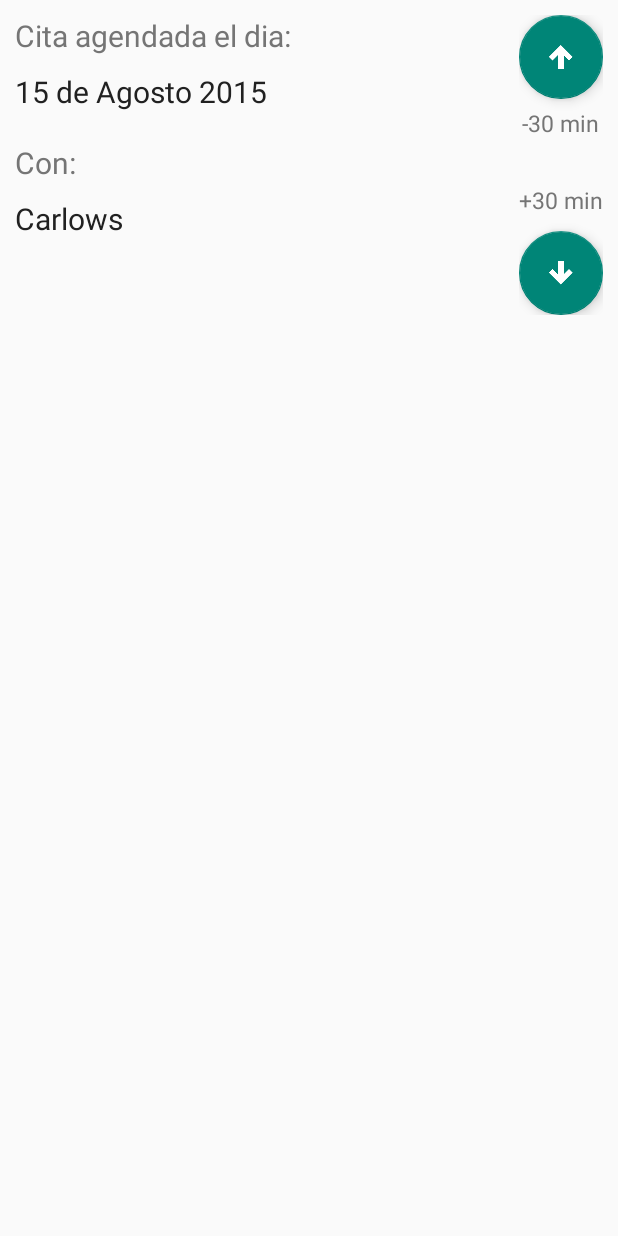
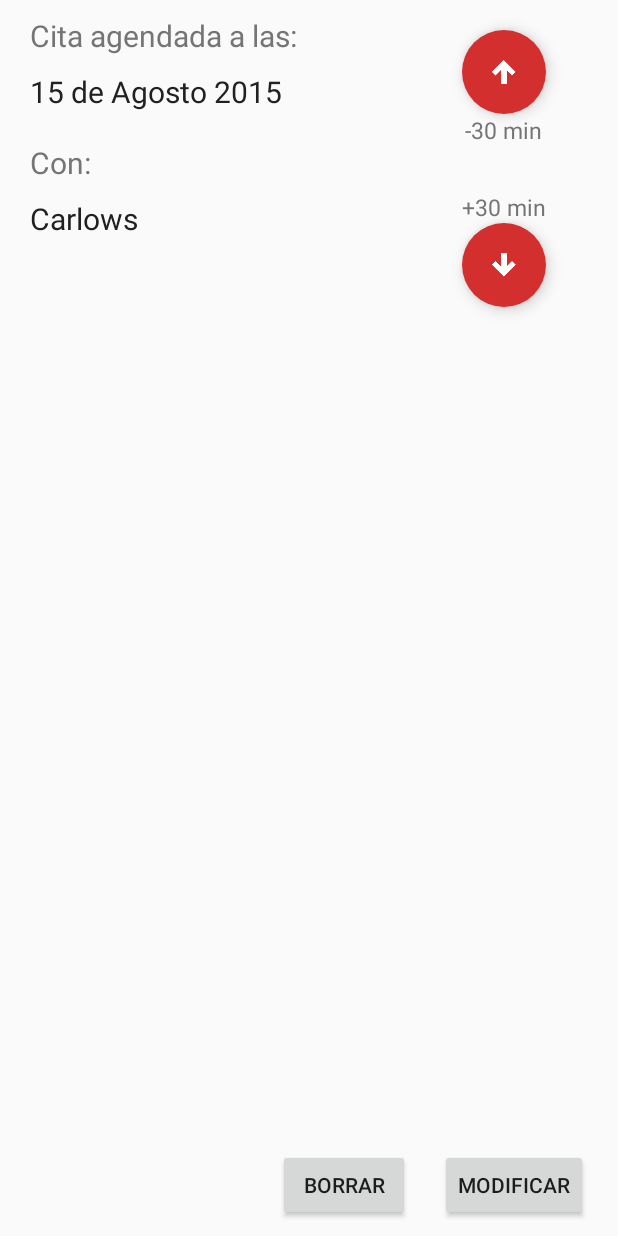
Before and after one commit to CarlosLabrado/GenericAppDates, an Android app: the layout dialog_event_detail.xml on its own in the app's theme, with its tools: preview values and no code run, on a phone screen of 412 x 824 dp. Run offline under Robolectric (Android 15) with nearby library versions, the phone set to English and light mode, and no system bars.

Commit message:
event detail and round to 30 minutes

```diff
--- a/app/build.gradle
+++ b/app/build.gradle
@@ -40,4 +40,6 @@ dependencies {
     compile 'com.jakewharton:butterknife:6.0.0'
     // enhanced event bus
     compile 'com.squareup:otto:1.3.6'
+    // better floating action button
+    compile 'com.melnykov:floatingactionbutton:1.3.0'
 }
--- a/app/src/main/res/layout/dialog_event_detail.xml
+++ b/app/src/main/res/layout/dialog_event_detail.xml
@@ -2,87 +2,126 @@
 <LinearLayout xmlns:android="http://schemas.android.com/apk/res/android"
     xmlns:app="http://schemas.android.com/apk/res-auto"
     xmlns:tools="http://schemas.android.com/tools"
-    android:orientation="horizontal"
     android:layout_width="match_parent"
     android:layout_height="match_parent"
-    android:padding="10dp">
+              android:orientation="vertical"
+              android:paddingBottom="10dp"
+              android:paddingLeft="20dp"
+              android:paddingRight="20dp">
+
 
     <LinearLayout
-        android:orientation="vertical"
+        android:layout_width="fill_parent"
+        android:layout_height="wrap_content"
+        android:layout_weight=".8"
+        android:orientation="horizontal">
+
+        <LinearLayout
             android:layout_width="0dp"
             android:layout_height="wrap_content"
-        android:layout_weight=".8">
+            android:layout_weight=".7"
+            android:orientation="vertical">
 
             <TextView
+                android:id="@+id/textView3"
                 style="@style/TextViewTitle"
                 android:layout_width="wrap_content"
                 android:layout_height="wrap_content"
-            android:text="Cita agendada el dia:"
-            android:id="@+id/textView3" />
+                android:layout_marginTop="10dp"
+                android:text="Cita agendada a las:"/>
 
             <TextView
+                android:id="@+id/textView_detail_day"
                 style="@style/TextViewDetail"
                 android:layout_width="wrap_content"
                 android:layout_height="wrap_content"
-            tools:text="15 de Agosto 2015"
-            android:id="@+id/textView_detail_day"
-            android:layout_marginTop="10dp" />
+                android:layout_marginTop="10dp"
+                tools:text="15 de Agosto 2015"/>
 
             <TextView
+                android:id="@+id/textView5"
                 style="@style/TextViewTitle"
                 android:layout_width="wrap_content"
                 android:layout_height="wrap_content"
-            android:text="Con:"
-            android:id="@+id/textView5"
-            android:layout_marginTop="20dp" />
+                android:layout_marginTop="20dp"
+                android:text="Con:"/>
 
             <TextView
+                android:id="@+id/textView_detail_provider_name"
                 style="@style/TextViewDetail"
                 android:layout_width="wrap_content"
                 android:layout_height="wrap_content"
-            tools:text="Carlows"
-            android:id="@+id/textView_detail_provider_name"
-            android:layout_marginTop="10dp" />
+                android:layout_marginTop="10dp"
+                tools:text="Carlows"/>
         </LinearLayout>
 
         <LinearLayout
-        android:orientation="vertical"
-        android:layout_width="wrap_content"
+            android:layout_width="0dp"
             android:layout_height="wrap_content"
-        android:gravity="center">
+            android:layout_weight=".3"
+            android:gravity="center"
+            android:orientation="vertical">
 
             <android.support.design.widget.FloatingActionButton
                 android:id="@+id/fab_up_arrow"
+                android:layout_width="wrap_content"
                 android:layout_height="wrap_content"
-            android:layout_width="wrap_content"
+                android:layout_marginTop="20dp"
                 android:src="@mipmap/ic_arrow_up_bold_white_24dp"
-            app:elevation="5dp" />
+                app:backgroundTint="@color/color_primary"
+                app:borderWidth="0dp"
+                app:elevation="6dp"
+                app:pressedTranslationZ="12dp"/>
 
             <TextView
+                android:id="@+id/textView"
                 style="@style/TextViewTitle"
-            android:textSize="15sp"
                 android:layout_width="wrap_content"
                 android:layout_height="wrap_content"
+                android:layout_marginBottom="30dp"
                 android:text="-30 min"
-            android:id="@+id/textView"
-            android:layout_marginTop="5dp"
-            android:layout_marginBottom="30dp" />
+                android:textSize="15sp"/>
 
             <TextView
+                android:id="@+id/textView2"
                 style="@style/TextViewTitle"
-            android:textSize="15sp"
                 android:layout_width="wrap_content"
                 android:layout_height="wrap_content"
                 android:text="+30 min"
-            android:id="@+id/textView2"
-            android:layout_marginBottom="10dp" />
+                android:textSize="15sp"/>
 
             <android.support.design.widget.FloatingActionButton
                 android:id="@+id/fab_down_arrow"
+                android:layout_width="wrap_content"
                 android:layout_height="wrap_content"
+                android:layout_marginBottom="20dp"
+                android:src="@mipmap/ic_arrow_down_bold_white_24dp"
+                app:backgroundTint="@color/color_primary"
+                app:borderWidth="0dp"
+                app:elevation="6dp"
+                app:pressedTranslationZ="12dp"/>
+        </LinearLayout>
+    </LinearLayout>
+
+
+    <LinearLayout
         android:layout_width="wrap_content"
-            android:src="@mipmap/ic_arrow_down_bold_white_24dp"
-            app:elevation="5dp" />
+        android:layout_height="wrap_content"
+        android:layout_gravity="right"
+        android:orientation="horizontal">
+
+        <Button
+            android:id="@+id/buttonErase"
+            android:layout_width="wrap_content"
+            android:layout_height="wrap_content"
+            android:text="Borrar"/>
+
+        <Button
+            android:id="@+id/buttonModify"
+            android:layout_width="wrap_content"
+            android:layout_height="wrap_content"
+            android:layout_marginLeft="20dp"
+            android:text="Modificar"/>
     </LinearLayout>
 
 </LinearLayout>
--- a/app/src/main/res/values/strings.xml
+++ b/app/src/main/res/values/strings.xml
@@ -67,5 +67,8 @@
 
     <!-- TODO: Remove or change this placeholder text -->
     <string name="hello_blank_fragment">Hello blank fragment</string>
+    <string name="snack_date_erased">La cita fue borrada</string>
+    <string name="snack_date_undo">Deshacer</string>
+    <string name="dialog_buildt_in_title">Detalles de la cita</string>
 
 </resources>
```
Also changed, not shown: app/src/main/java/com/app_labs/genericappdates/fragments/CalendarFragment.java (+103 -15 lines). Lines whose indentation alone changed are shown as unchanged.
